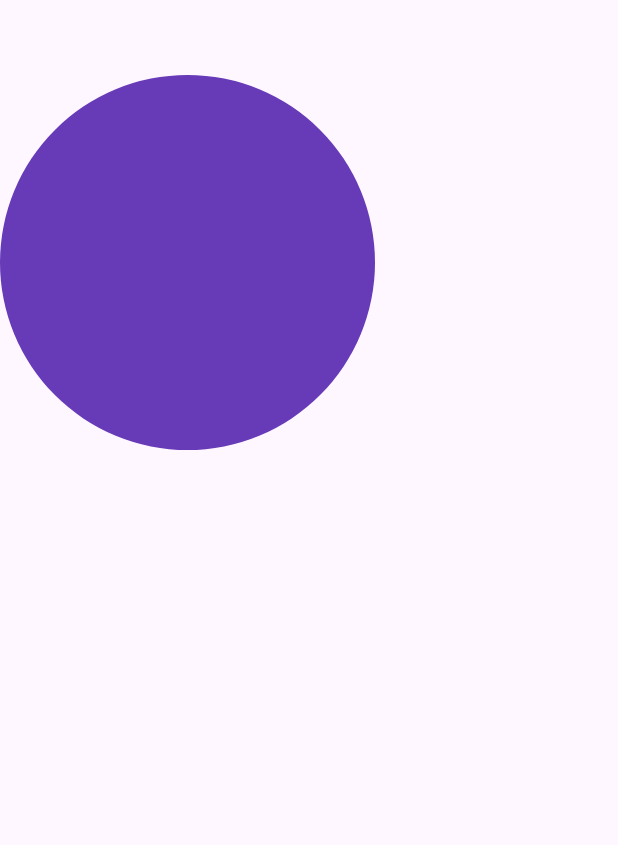
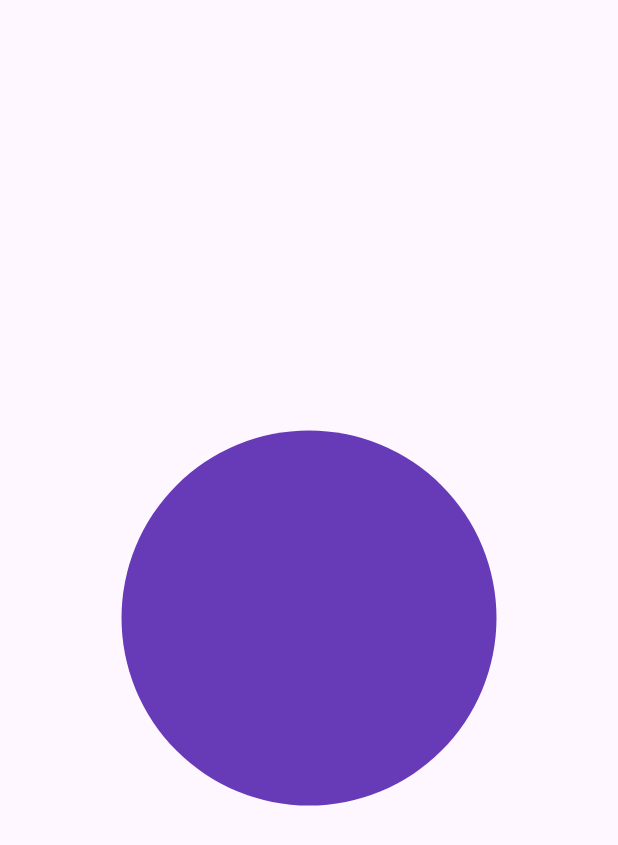
Before and after one commit to mahesa60/KB1179-1125170137-uas, a Flutter app: the screen it shows after launch, on a phone screen of 412 x 824 dp. Shown: the top 845 px of the screen. Run offline on Flutter 3.47's test engine with Material 3 defaults, Android fonts, the phone set to English and light mode, and no system bars.

Commit message:
berhasil memindahkan circle ke tengah

```diff
--- a/lib/splash1.dart
+++ b/lib/splash1.dart
@@ -6,9 +6,10 @@ class MySplashScreen1 extends StatelessWidget {
   @override
   Widget build(BuildContext context) {
     return Scaffold(
-            body: Column(
+            body: Center(
+              child: Column(
+                mainAxisAlignment: MainAxisAlignment.center,
                 children: [
-                            SizedBox(height: 50),
                   Container(
                     width: 250,
                     height: 250,
@@ -18,6 +19,7 @@ class MySplashScreen1 extends StatelessWidget {
                     ),
                   ],
                 ),
+            ),
           );;
   }
 }
```
Lines whose indentation alone changed are shown as unchanged.
